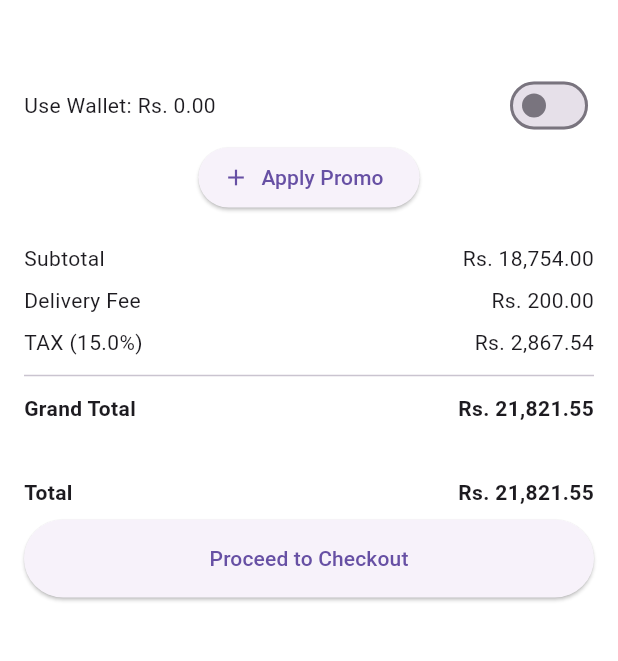
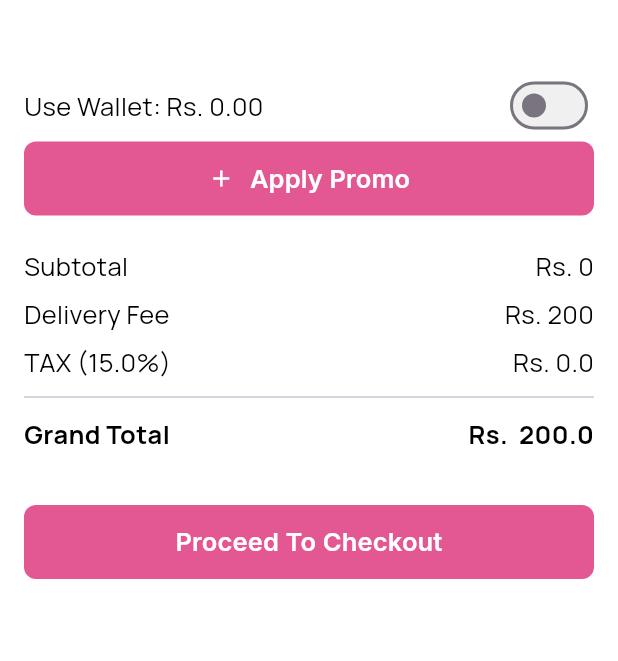
Before and after one commit to Alihaider168/fruitables, a Flutter app: the CartView screen opened by its route, after a tap on "Apply Promo", on a phone screen of 412 x 824 dp, the part 163-824 px from its top. Run offline on Flutter 3.47's test engine with Material 3 defaults, Android fonts, the phone set to English and light mode, and no system bars; our stand-ins replace cached_network_image, carousel_slider, connectivity_plus, dio, flutter_svg, geolocator and 6 more; network calls fail.

Commit message:
cart working in progress

```diff
--- a/lib/app/data/localization/en_us/en_us_translations.dart
+++ b/lib/app/data/localization/en_us/en_us_translations.dart
@@ -45,5 +45,6 @@ final Map<String, String> enUs = {
   'lbl_delivery_fee':'Delivery Fee',
   'lbl_tax':'TAX',
   'lbl_size':'Size',
+  'lbl_proceed_to_checkout':'Proceed To Checkout',
 
 };
--- a/lib/app/data/utils/cart/cart.dart
+++ b/lib/app/data/utils/cart/cart.dart
@@ -63,14 +63,19 @@ class Cart {
     int totalPrice = 0;
     for (var cartItem in _cartItems) {
       if (cartItem.size == 'small') {
-        totalPrice += (cartItem.item.smallDiscountedPrice ?? 0);
+        totalPrice += ((cartItem.item.smallDiscountedPrice ?? 0) * cartItem.quantity);
       } else if (cartItem.size == 'medium') {
-        totalPrice += (cartItem.item.mediumDiscountedPrice ?? 0);
+        totalPrice += ((cartItem.item.mediumDiscountedPrice ?? 0)* cartItem.quantity);
       } else if (cartItem.size == 'large') {
-        totalPrice += (cartItem.item.largeDiscountedPrice ?? 0);
+        totalPrice += ((cartItem.item.largeDiscountedPrice ?? 0)* cartItem.quantity);
       }
     }
     return totalPrice;
+  }
+
+  num getTax(){
+    int total = getTotalDiscountedPrice();
+    return total * 15 / 100;
   }
 
   // Get all items in the cart
--- a/lib/app/data/utils/constants.dart
+++ b/lib/app/data/utils/constants.dart
@@ -14,6 +14,7 @@ class Constants {
   static const int MAX_INPUT_LIMIT = 30;
   static const int refreshDelay = 800;
   static const int MAX_IMAGE_SIZE = 3; // in Mbs
+  static const int DELIVERY_FEES = 200; // in Mbs
 
   static bool showToast = true;
   static bool showNoInternetToast = false;
--- a/lib/app/modules/cart/controllers/cart_controller.dart
+++ b/lib/app/modules/cart/controllers/cart_controller.dart
@@ -6,6 +6,8 @@ import 'package:get/get.dart';
 class CartController extends GetxController {
   MainMenuController menuController = Get.put(MainMenuController());
 
+  RxBool useWallet = false.obs;
+
   @override
   void onInit() {
     super.onInit();
--- a/lib/app/modules/cart/views/cart_view.dart
+++ b/lib/app/modules/cart/views/cart_view.dart
@@ -173,25 +173,31 @@ class _CartViewState extends State<CartView> {
           Row(
             mainAxisAlignment: MainAxisAlignment.spaceBetween,
             children: [
-              Text("Use Wallet: Rs. 0.00"),
-              Switch(value: false, onChanged: (value) {}),
+              MyText(title: "${"lbl_use_wallet".tr}: ${"lbl_rs".tr} 0.00"),
+              Obx(()=> Switch(
+                value: controller.useWallet.value,
+                onChanged: (value) {
+                  controller.useWallet.value = value;
+                },
+                activeColor: ColorConstant.primaryPink,
+                inactiveTrackColor: ColorConstant.grayBackground,
+              ),)
             ],
           ),
-          ElevatedButton.icon(
-            onPressed: () {},
-            icon: Icon(Icons.add),
-            label: Text("Apply Promo"),
-            style: ElevatedButton.styleFrom(
-              // primary: Colors.pinkAccent,
-              // onPrimary: Colors.white,
+          CustomButton(
+            text: "lbl_apply_promo".tr,
+            prefixWidget: Container(
+              padding: getPadding(right: 10),
+              child: Icon(Icons.add,color: ColorConstant.white,
+              ),
             ),
           ),
-          SizedBox(height: 16),
-          _buildSummaryRow("Subtotal", "Rs. 18,754.00"),
-          _buildSummaryRow("Delivery Fee", "Rs. 200.00"),
-          _buildSummaryRow("TAX (15.0%)", "Rs. 2,867.54"),
+          SizedBox(height: getSize(16)),
+          _buildSummaryRow("lbl_subtotal".tr, "${"lbl_rs".tr} ${controller.menuController.cart.getTotalDiscountedPrice()}"),
+          _buildSummaryRow("lbl_delivery_fee".tr, "${"lbl_rs".tr} ${Constants.DELIVERY_FEES}"),
+          _buildSummaryRow("${"lbl_tax".tr} (15.0%)", "${"lbl_rs".tr} ${controller.menuController.cart.getTax()}"),
           Divider(),
-          _buildSummaryRow("Grand Total", "Rs. 21,821.55", isBold: true),
+          _buildSummaryRow("lbl_grand_total".tr, "${"lbl_rs".tr}  ${controller.menuController.cart.getTotalDiscountedPrice() + controller.menuController.cart.getTax() + Constants.DELIVERY_FEES}", isBold: true),
         ],
       ),
     );
@@ -203,8 +209,8 @@ class _CartViewState extends State<CartView> {
       child: Row(
         mainAxisAlignment: MainAxisAlignment.spaceBetween,
         children: [
-          Text(label, style: TextStyle(fontWeight: isBold ? FontWeight.bold : FontWeight.normal)),
-          Text(amount, style: TextStyle(fontWeight: isBold ? FontWeight.bold : FontWeight.normal)),
+          MyText(title: label, fontWeight: isBold ? FontWeight.bold : FontWeight.normal),
+          MyText(title: amount, fontWeight: isBold ? FontWeight.bold : FontWeight.normal),
         ],
       ),
     );
@@ -214,27 +220,11 @@ class _CartViewState extends State<CartView> {
     return Container(
       padding: const EdgeInsets.all(16.0),
       color: Colors.white,
-      child: Column(
-        mainAxisSize: MainAxisSize.min,
-        children: [
-          Row(
-            mainAxisAlignment: MainAxisAlignment.spaceBetween,
-            children: [
-              Text("Total", style: TextStyle(fontWeight: FontWeight.bold)),
-              Text("Rs. 21,821.55", style: TextStyle(fontWeight: FontWeight.bold)),
-            ],
-          ),
-          SizedBox(height: 8),
-          ElevatedButton(
-            onPressed: () {},
-            child: Text("Proceed to Checkout"),
-            style: ElevatedButton.styleFrom(
-              // primary: Colors.pink,
-              padding: EdgeInsets.symmetric(vertical: 16.0),
-              minimumSize: Size(double.infinity, 40),
-            ),
-          ),
-        ],
+      child: CustomButton(
+        text: "lbl_proceed_to_checkout".tr,
+        onTap: (){
+          CustomSnackBar.showCustomToast(message: "Working In Progress");
+        },
       ),
     );
   }
--- a/lib/app/modules/main_menu/controllers/main_menu_controller.dart
+++ b/lib/app/modules/main_menu/controllers/main_menu_controller.dart
@@ -1,51 +1,22 @@
 import 'package:flutter/cupertino.dart';
 import 'package:fruitables/app/data/core/app_export.dart';
-import 'package:fruitables/app/data/models/city_model.dart';
 import 'package:fruitables/app/data/models/menu_model.dart';
 import 'package:fruitables/app/data/utils/cart/cart.dart';
-import 'package:get/get.dart';
-import 'package:scrollable_positioned_list/scrollable_positioned_list.dart';
 
 class MainMenuController extends GetxController {
   final GlobalKey<ScaffoldState> scaffoldKey = GlobalKey<ScaffoldState>();
 
   Rx<MenuModel> menuModel = MenuModel().obs;
   RxBool bottomBar = false.obs;
-  var selectedCategoryIndex = 0.obs;
 
   RxBool showAllCategories = false.obs;
 
   Cart cart = Cart();
 
-  // final ItemScrollController itemScrollController = ItemScrollController();
-  // final ItemPositionsListener itemPositionsListener = ItemPositionsListener.create();
-
   @override
   void onInit() {
     super.onInit();
     getMenu();
-
-    // itemPositionsListener.itemPositions.addListener(() {
-    //   final positions = itemPositionsListener.itemPositions.value;
-    //   if (positions.isNotEmpty) {
-    //     final firstVisible = positions.first.index;
-    //     onVerticalScroll(firstVisible);
-    //   }
-    // });
-  }
-
-  // void scrollToCategory(int index) {
-  //   selectedCategoryIndex.value = index;
-  //   itemScrollController.scrollTo(
-  //     index: index,
-  //     duration: const Duration(milliseconds: 500),
-  //     curve: Curves.easeInOut,
-  //   );
-  // }
-
-  void onVerticalScroll(int firstVisibleIndex) {
-    selectedCategoryIndex.value = firstVisibleIndex;
-    // Here, you can add additional logic if needed, e.g., to highlight the selected category in the horizontal view
   }
 
   Future<dynamic> getMenu() async {
```
Also changed, not shown: lib/app/modules/category_detail/controllers/category_detail_controller.dart (+3 -5 lines), lib/app/modules/category_detail/views/category_detail_view.dart (+46 -5 lines).
